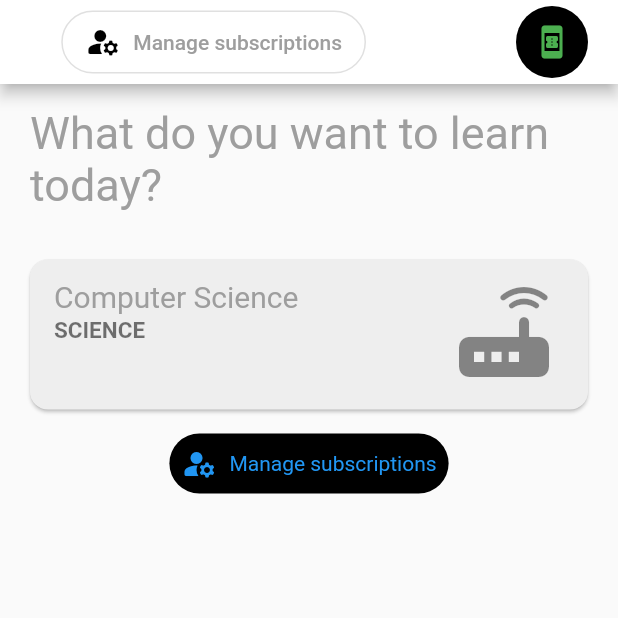
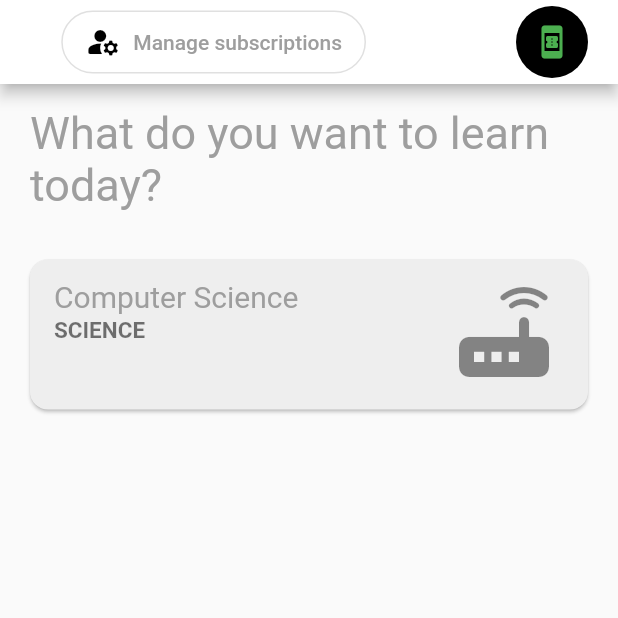
Before and after one commit to VelmaKimani/uigig, a Flutter app: the screen it shows after launch, on a phone screen of 412 x 824 dp, the top half of it. Run offline on Flutter 3.47's test engine with Material 2 defaults, Android fonts, the phone set to English and light mode, and no system bars.

Commit message:
Add first page

```diff
--- a/lib/screens/first_page.dart
+++ b/lib/screens/first_page.dart
@@ -90,7 +90,7 @@ class PageOne extends StatelessWidget {
             ],
           ),
         ),
-        TextButton.icon(
+        /* TextButton.icon(
           style: TextButton.styleFrom(
             textStyle: const TextStyle(color: Colors.green),
             backgroundColor: Colors.black,
@@ -108,7 +108,7 @@ class PageOne extends StatelessWidget {
           label: Text(
             Constants.firstPageAppBar,
           ),
-        ),
+        ), */
       ]),
     );
   }
```
